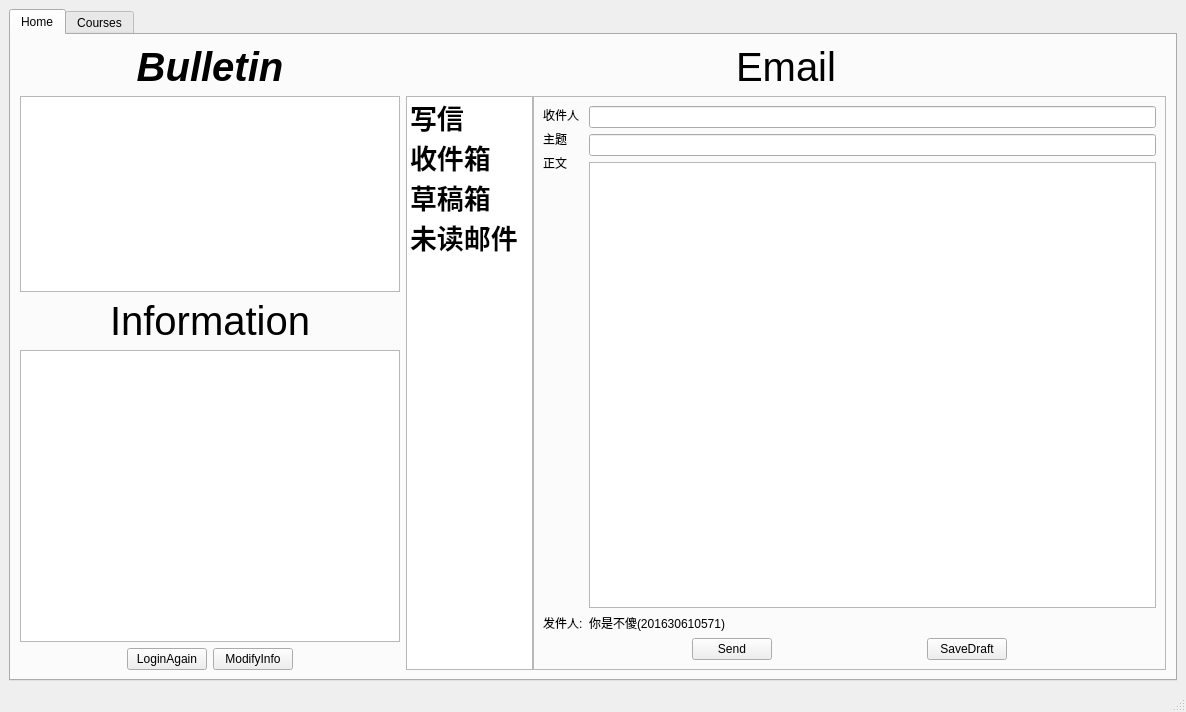
This is Jobs-of-SoftwareEngineer/Codeing/Scut/student.ui in CSLP/CPP as Qt 5 draws it before an edit. The edited form follows.
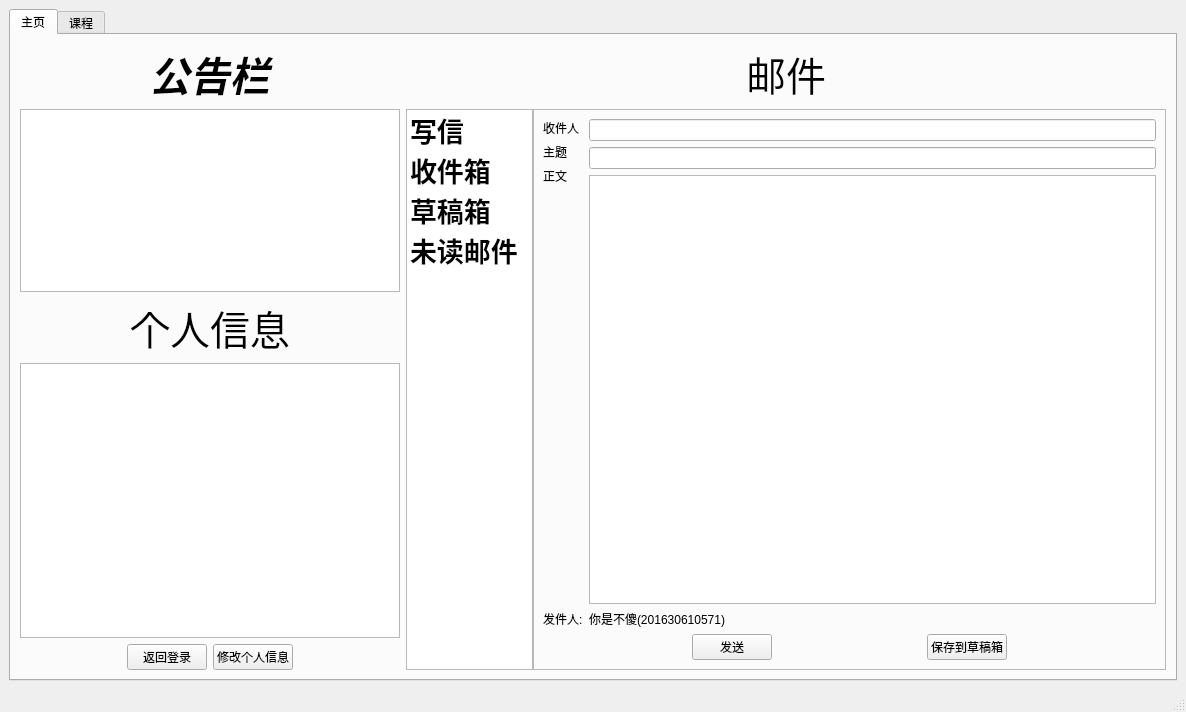
This is the edited form. Icons and pictures are not drawn.

The edit to the form file:
```diff
--- a/Jobs-of-SoftwareEngineer/Codeing/Scut/student.ui
+++ b/Jobs-of-SoftwareEngineer/Codeing/Scut/student.ui
@@ -34,7 +34,7 @@
       </property>
       <widget class="QWidget" name="homeTab">
        <attribute name="title">
-        <string>Home</string>
+        <string>主页</string>
        </attribute>
        <layout class="QHBoxLayout" name="horizontalLayout_6" stretch="1,2">
         <item>
@@ -55,7 +55,7 @@
                </font>
               </property>
               <property name="text">
-               <string>Bulletin</string>
+               <string>公告栏</string>
               </property>
               <property name="alignment">
                <set>Qt::AlignCenter</set>
@@ -85,7 +85,7 @@
                </font>
               </property>
               <property name="text">
-               <string>Information</string>
+               <string>个人信息</string>
               </property>
               <property name="alignment">
                <set>Qt::AlignCenter</set>
@@ -134,14 +134,14 @@
                  <bool>false</bool>
                 </property>
                 <property name="text">
-                 <string>LoginAgain</string>
+                 <string>返回登录</string>
                 </property>
                </widget>
               </item>
               <item>
                <widget class="QPushButton" name="modifyPushButton">
                 <property name="text">
-                 <string>ModifyInfo</string>
+                 <string>修改个人信息</string>
                 </property>
                </widget>
               </item>
@@ -174,7 +174,7 @@
              </font>
             </property>
             <property name="text">
-             <string>Email</string>
+             <string>邮件</string>
             </property>
             <property name="alignment">
              <set>Qt::AlignCenter</set>
@@ -337,7 +337,7 @@
                     <item>
                      <widget class="QPushButton" name="sendPushButton">
                       <property name="text">
-                       <string>Send</string>
+                       <string>发送</string>
                       </property>
                      </widget>
                     </item>
@@ -357,7 +357,7 @@
                     <item>
                      <widget class="QPushButton" name="savePushButton">
                       <property name="text">
-                       <string>SaveDraft</string>
+                       <string>保存到草稿箱</string>
                       </property>
                      </widget>
                     </item>
@@ -435,7 +435,7 @@
       </widget>
       <widget class="QWidget" name="courseTab">
        <attribute name="title">
-        <string>Courses</string>
+        <string>课程</string>
        </attribute>
        <layout class="QGridLayout" name="gridLayout">
         <property name="horizontalSpacing">
```
